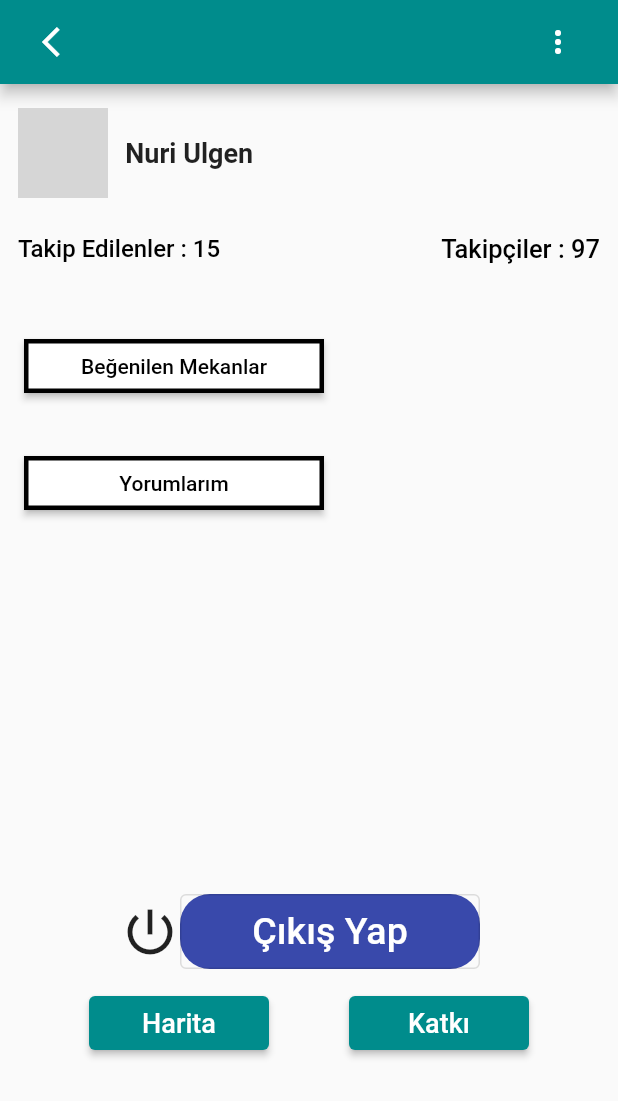
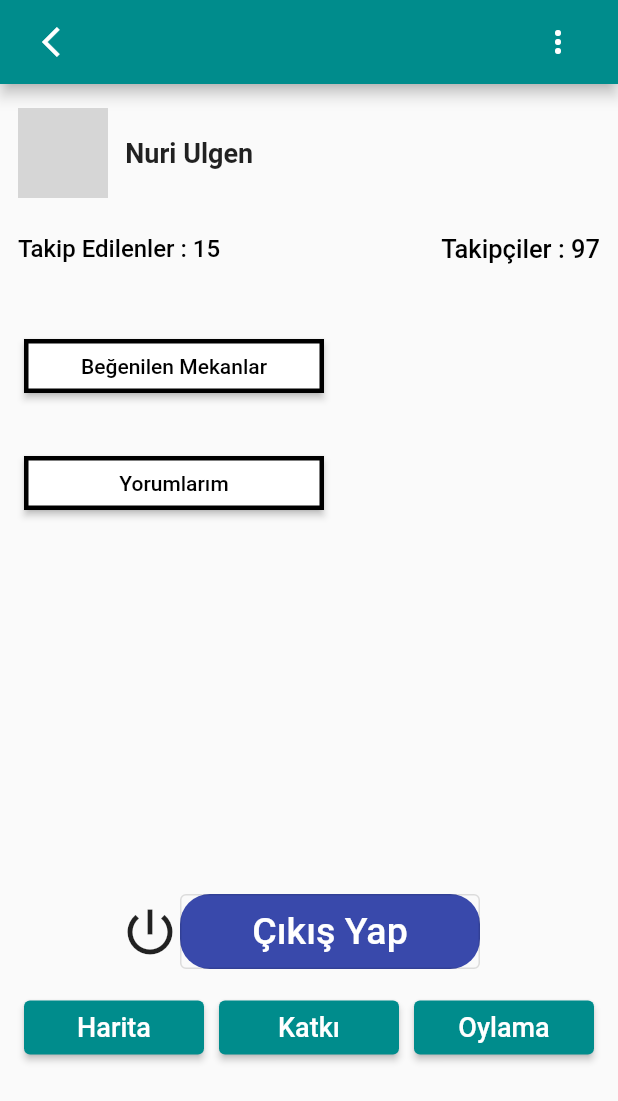
Before and after one commit to GeziRehberi/Mobil, a Flutter app: the screen it shows after launch, on a phone screen of 412 x 824 dp. Shown: the top 1101 px of the screen. Run offline on Flutter 3.47's test engine with Material 2 defaults, Android fonts, the phone set to English and light mode, and no system bars; our stand-ins replace font_awesome_flutter, form_field_validator; missing offline and left inert: splash_screen_view; network calls fail; grey boxes are pictures that could not be loaded.

Commit message:
closes #37
Oylama butonu elavated widget ile oluşturuldu ve style ile özellikler eklendi

```diff
--- a/lib/profil_ekrani.dart
+++ b/lib/profil_ekrani.dart
@@ -140,7 +140,7 @@ class _ProfilEkraniState extends State<ProfilEkrani> {
                   ),
                 ),
                 Padding(
-                  padding: const EdgeInsets.only(left: 6, right: 6, top: 12),
+                  padding: const EdgeInsets.only(left: 6, right: 6, top: 15),
                   child: Row(
                     mainAxisAlignment: MainAxisAlignment.spaceEvenly,
                     children: [
@@ -174,6 +174,21 @@ class _ProfilEkraniState extends State<ProfilEkrani> {
                           ),
                         ),
                       ),
+                      Container(
+                        width: 120,
+                        child: ElevatedButton(
+                          style: ElevatedButton.styleFrom(
+                            primary: Color(0xFF008C8C),
+                          ),
+                          onPressed: () {},
+                          child: Text(
+                            'Oylama',
+                            style: TextStyle(
+                              fontSize: 18,
+                            ),
+                          ),
+                        ),
+                      ),
                     ],
                   ),
                 ),
```
